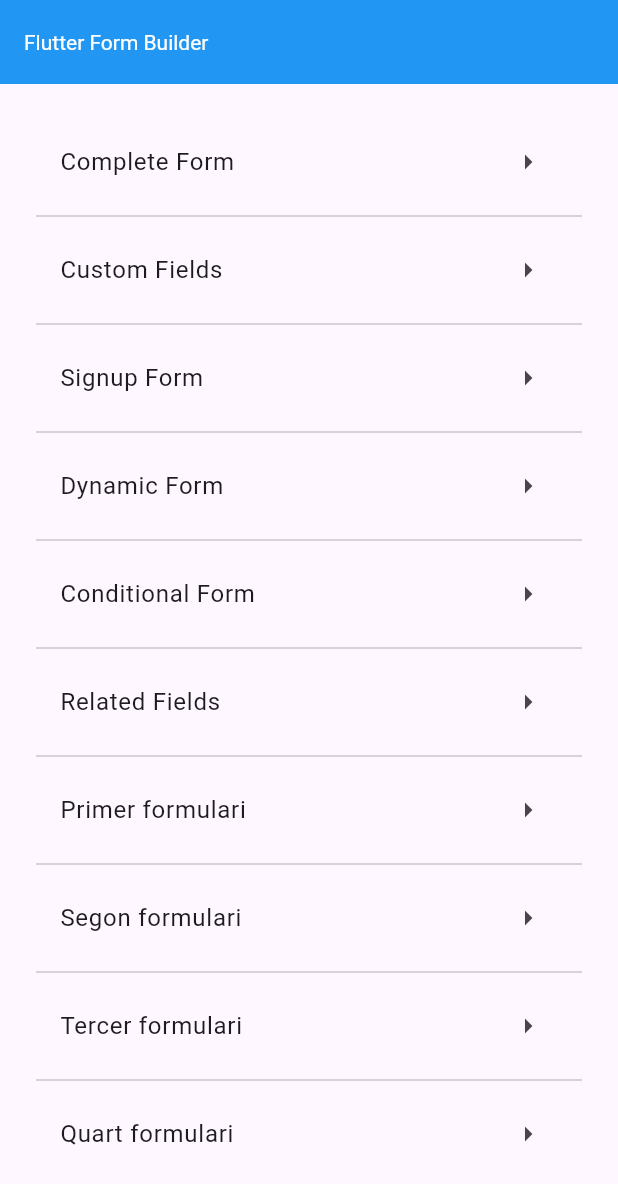
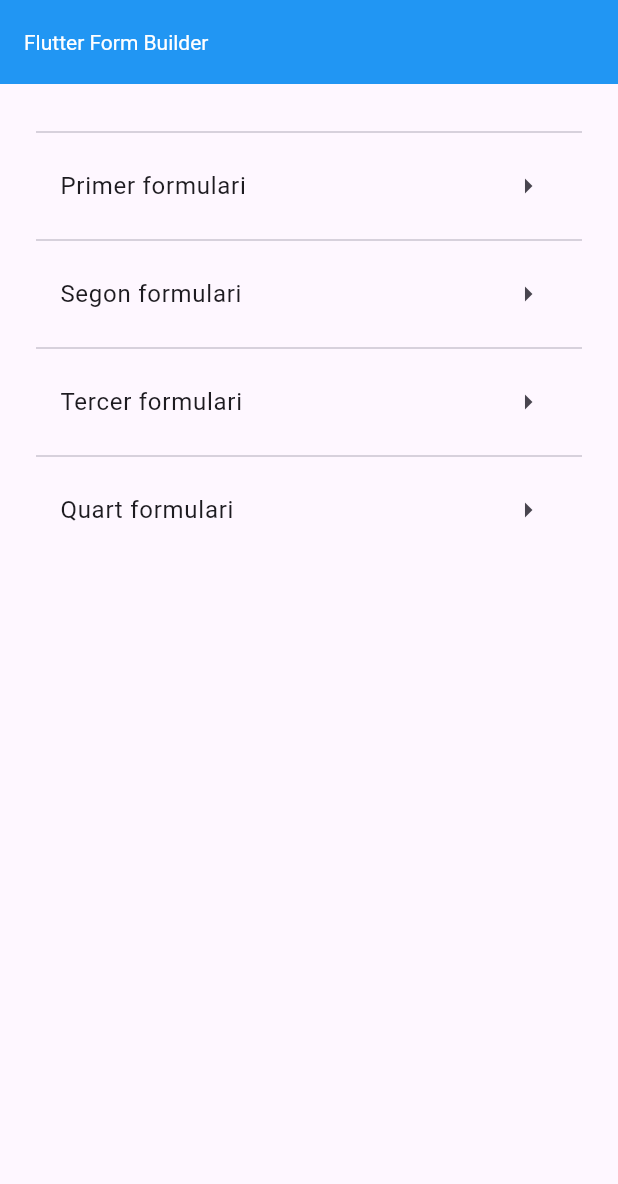
Before and after one commit to AuroraHJ/formularis, a Flutter app: the screen it shows after launch, on a phone screen of 412 x 824 dp. Shown: the top 1184 px of the screen. Run offline on Flutter 3.47's test engine with Material 3 defaults, Android fonts, the phone set to English and light mode, and no system bars; our stand-ins replace flutter_form_builder, form_builder_validators; missing offline and left inert: flutter_fast_forms.

Commit message:
Tercera versió

```diff
--- a/flutter_forms_samples-master/lib/main.dart
+++ b/flutter_forms_samples-master/lib/main.dart
@@ -3,17 +3,11 @@ import 'package:example/sources/quart_formulari';
 import 'package:example/sources/segon_formulari.dart';
 import 'package:example/sources/tercer_formulari.dart';
 
-import 'sources/conditional_fields.dart';
-import 'sources/dynamic_fields.dart';
-import 'sources/related_fields.dart';
 import 'package:flutter/material.dart';
 import 'package:flutter_localizations/flutter_localizations.dart';
 import 'package:form_builder_validators/form_builder_validators.dart';
 
 import 'code_page.dart';
-import 'sources/complete_form.dart';
-import 'sources/custom_fields.dart';
-import 'sources/signup_form.dart';
 
 void main() {
   runApp(const MyApp());
@@ -47,108 +41,6 @@ class _HomePage extends StatelessWidget {
       title: 'Flutter Form Builder',
       child: ListView(
         children: <Widget>[
-          ListTile(
-            title: const Text('Complete Form'),
-            trailing: const Icon(Icons.arrow_right_sharp),
-            onTap: () {
-              Navigator.of(context).push(
-                MaterialPageRoute(
-                  builder: (context) {
-                    return const CodePage(
-                      title: 'Aurora Herrero Juarez',
-                      child: CompleteForm(),
-                    );
-                  },
-                ),
-              );
-            },
-          ),
-
-          const Divider(),
-          ListTile(
-            title: const Text('Custom Fields'),
-            trailing: const Icon(Icons.arrow_right_sharp),
-            onTap: () {
-              Navigator.of(context).push(
-                MaterialPageRoute(
-                  builder: (context) {
-                    return const CodePage(
-                      title: 'Custom Fields',
-                      child: CustomFields(),
-                    );
-                  },
-                ),
-              );
-            },
-          ),
-          const Divider(),
-          ListTile(
-            title: const Text('Signup Form'),
-            trailing: const Icon(Icons.arrow_right_sharp),
-            onTap: () {
-              Navigator.of(context).push(
-                MaterialPageRoute(
-                  builder: (context) {
-                    return const CodePage(
-                      title: 'Signup Form',
-                      child: SignupForm(),
-                    );
-                  },
-                ),
-              );
-            },
-          ),
-          const Divider(),
-          ListTile(
-            title: const Text('Dynamic Form'),
-            trailing: const Icon(Icons.arrow_right_sharp),
-            onTap: () {
-              Navigator.of(context).push(
-                MaterialPageRoute(
-                  builder: (context) {
-                    return const CodePage(
-                      title: 'Dynamic Form',
-                      child: DynamicFields(),
-                    );
-                  },
-                ),
-              );
-            },
-          ),
-          const Divider(),
-          ListTile(
-            title: const Text('Conditional Form'),
-            trailing: const Icon(Icons.arrow_right_sharp),
-            onTap: () {
-              Navigator.of(context).push(
-                MaterialPageRoute(
-                  builder: (context) {
-                    return const CodePage(
-                      title: 'Conditional Form',
-                      child: ConditionalFields(),
-                    );
-                  },
-                ),
-              );
-            },
-          ),
-          const Divider(),
-          ListTile(
-            title: const Text('Related Fields'),
-            trailing: const Icon(Icons.arrow_right_sharp),
-            onTap: () {
-              Navigator.of(context).push(
-                MaterialPageRoute(
-                  builder: (context) {
-                    return const CodePage(
-                      title: 'Related Fields',
-                      child: RelatedFields(),
-                    );
-                  },
-                ),
-              );
-            },
-          ),
           const Divider(),
           ListTile(
             title: const Text('Primer formulari'),
```
